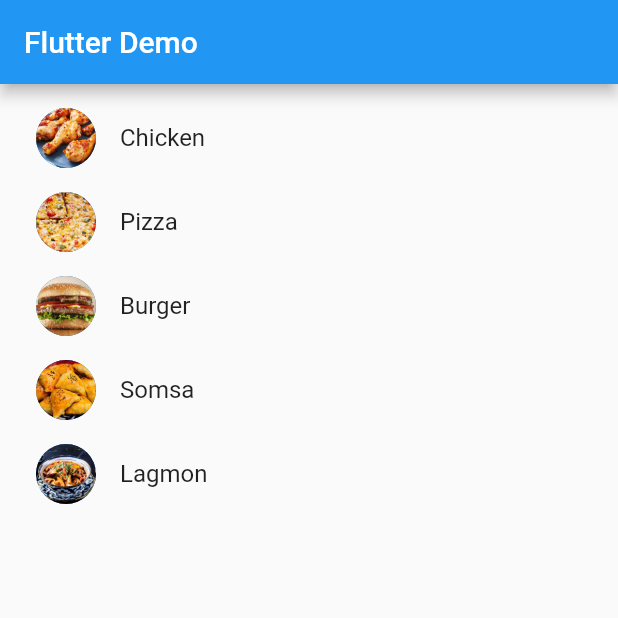
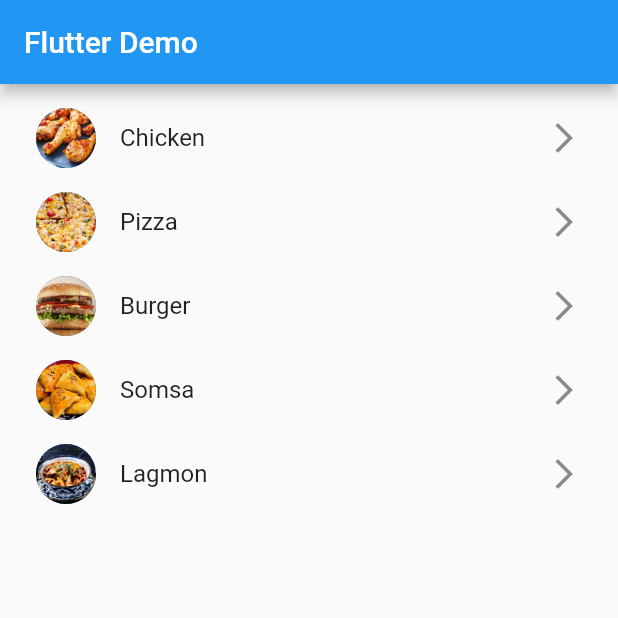
Before and after one commit to adhamniyozboyev/basic_recipe_app, a Flutter app: the screen it shows after launch, on a phone screen of 412 x 824 dp, the top half of it. Run offline on Flutter 3.47's test engine with Material 2 defaults, Android fonts, the light colour scheme and no system bars.

Commit message:
add arrows

```diff
--- a/lib/main.dart
+++ b/lib/main.dart
@@ -28,6 +28,7 @@ class _HomePageState extends State<HomePage> {
             backgroundImage: AssetImage('images/${food}.png'),
           ),
           title: Text(food),
+          trailing: Icon(Icons.arrow_forward_ios),
         ),
       );
     }
@@ -43,15 +44,7 @@ class _HomePageState extends State<HomePage> {
       ),
       body: Padding(
         padding: const EdgeInsets.all(8.0),
-        child: ListView(children: getFood(foods)
-            // ListTile(
-            //   leading: CircleAvatar(
-            //     backgroundImage: AssetImage('images/Chicken.png'),
-            //   ),
-            //   title: Text('Chicken'),
-            // ),
-
-            ),
+        child: ListView(children: getFood(foods)),
       ),
     ));
   }
```
